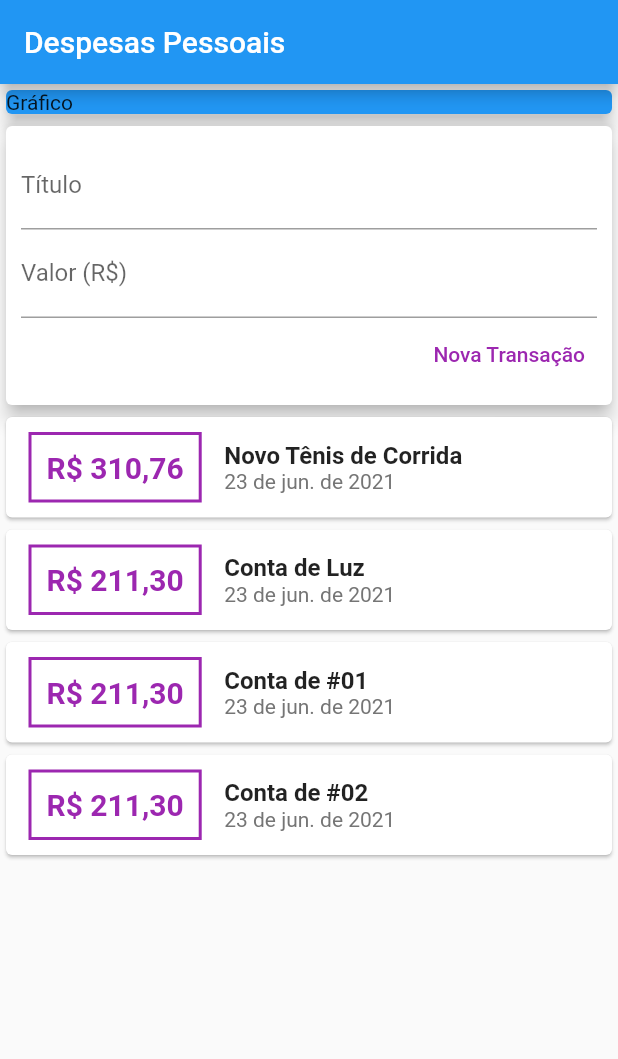
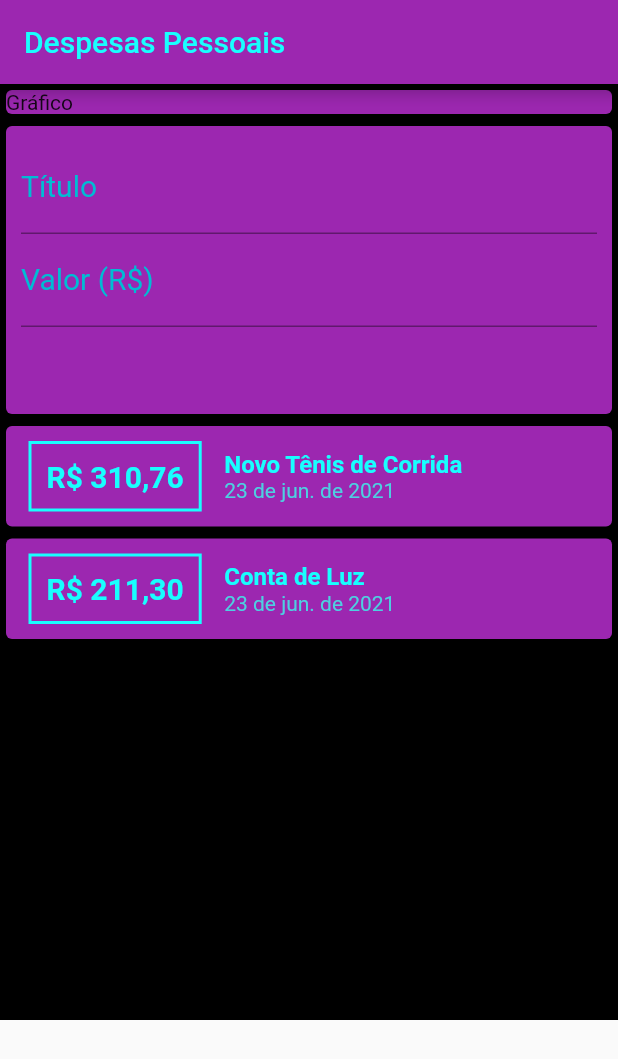
Before and after one commit to oscarbfs/Expenses_app, a Flutter app: the screen it shows after launch, after a tap on "Nova Transação", on a phone screen of 412 x 824 dp. Shown: the top 1059 px of the screen. Run offline on Flutter 3.47's test engine with Material 2 defaults, Android fonts, the phone set to English and light mode, and no system bars.

Commit message:
Teclado Numérico e personalisação de layout.

```diff
--- a/lib/components/transaction_form.dart
+++ b/lib/components/transaction_form.dart
@@ -8,9 +8,21 @@ class TransactionForm extends StatelessWidget {
 
   TransactionForm(this.onSubmit);
 
+  _submitForm() {
+    final title = titleControler.text;
+    final value = double.tryParse(valueControler.text) ?? 0.0;
+
+    if (title.isEmpty || value <= 0) {
+      return;
+    }
+
+    onSubmit(title, value);
+  }
+
   @override
   Widget build(BuildContext context) {
     return Card(
+      color: Colors.purple,
       elevation: 5,
       child: Padding(
         padding: const EdgeInsets.all(10),
@@ -18,30 +30,31 @@ class TransactionForm extends StatelessWidget {
           children: <Widget>[
             TextField(
               controller: titleControler,
+              onSubmitted: (_) => _submitForm(),
               decoration: InputDecoration(
                 labelText: 'Título',
+                labelStyle: TextStyle(color: Colors.cyan, fontSize: 20),
               ),
             ),
             TextField(
               controller: valueControler,
+              keyboardType: TextInputType.numberWithOptions(decimal: true),
+              onSubmitted: (_) => _submitForm(),
               decoration: InputDecoration(
                 labelText: 'Valor (R\$)',
+                labelStyle: TextStyle(color: Colors.cyan, fontSize: 20),
               ),
             ),
             Row(
               mainAxisAlignment: MainAxisAlignment.end,
-              children: [
+              children: <Widget>[
                 TextButton(
                   child: Text('Nova Transação'),
                   style: ButtonStyle(
                     foregroundColor:
                         MaterialStateProperty.all<Color>(Colors.purple),
                   ),
-                  onPressed: () {
-                    final title = titleControler.text;
-                    final value = double.tryParse(valueControler.text) ?? 0.0;
-                    onSubmit(title, value);
-                  },
+                  onPressed: _submitForm,
                 ),
               ],
             )
--- a/lib/components/transaction_list.dart
+++ b/lib/components/transaction_list.dart
@@ -13,12 +13,13 @@ class TransactionList extends StatelessWidget {
     Intl.defaultLocale = 'pt_BR';
     initializeDateFormatting('pt_BR', null);
     return Container(
-      height: 300,
+      height: 400,
       child: ListView.builder(
         itemCount: transactions.length,
         itemBuilder: (ctx, index) {
           final tr = transactions[index];
           return Card(
+            color: Colors.purple,
             child: Row(
               children: <Widget>[
                 Container(
@@ -28,7 +29,7 @@ class TransactionList extends StatelessWidget {
                   ),
                   decoration: BoxDecoration(
                     border: Border.all(
-                      color: Colors.purple,
+                      color: Colors.cyanAccent,
                       width: 2,
                     ),
                   ),
@@ -38,7 +39,7 @@ class TransactionList extends StatelessWidget {
                     style: TextStyle(
                       fontWeight: FontWeight.bold,
                       fontSize: 20,
-                      color: Colors.purple,
+                      color: Colors.cyanAccent,
                     ),
                   ),
                 ),
@@ -50,12 +51,13 @@ class TransactionList extends StatelessWidget {
                       style: TextStyle(
                         fontWeight: FontWeight.bold,
                         fontSize: 16,
+                        color: Colors.cyanAccent,
                       ),
                     ),
                     Text(
                       DateFormat.yMMMd().format(DateTime.now()),
                       style: TextStyle(
-                        color: Colors.grey[600],
+                        color: Colors.cyan[300],
                       ),
                     )
                   ],
--- a/lib/components/transaction_user.dart
+++ b/lib/components/transaction_user.dart
@@ -26,30 +26,6 @@ class _TransactionUserState extends State<TransactionUser> {
       value: 211.30,
       date: DateTime.now(),
     ),
-    Transaction(
-      id: 't3',
-      title: 'Conta de #01',
-      value: 211.30,
-      date: DateTime.now(),
-    ),
-    Transaction(
-      id: 't4',
-      title: 'Conta de #02',
-      value: 211.30,
-      date: DateTime.now(),
-    ),
-    Transaction(
-      id: 't5',
-      title: 'Conta de #03',
-      value: 211.30,
-      date: DateTime.now(),
-    ),
-    Transaction(
-      id: 't6',
-      title: 'Conta de #04',
-      value: 211.30,
-      date: DateTime.now(),
-    ),
   ];
 
   _addTransaction(String title, double value) {
--- a/lib/main.dart
+++ b/lib/main.dart
@@ -17,15 +17,18 @@ class MyHomePage extends StatelessWidget {
   Widget build(BuildContext context) {
     return Scaffold(
       appBar: AppBar(
-        title: Text('Despesas Pessoais'),
-      ),
-      body: SingleChildScrollView(
+          backgroundColor: Colors.purple,
+          title: Text('Despesas Pessoais',
+              style: TextStyle(color: Colors.cyanAccent))),
+      body: Container(
+        color: Colors.black,
+        child: SingleChildScrollView(
           child: Column(
             crossAxisAlignment: CrossAxisAlignment.stretch,
             children: <Widget>[
               Container(
                 child: Card(
-                color: Colors.blue,
+                  color: Colors.purple,
                   child: Text('Gráfico'),
                   elevation: 5,
                 ),
@@ -34,6 +37,7 @@ class MyHomePage extends StatelessWidget {
             ],
           ),
         ),
+      ),
     );
   }
 }
```
Lines whose indentation alone changed are shown as unchanged.
